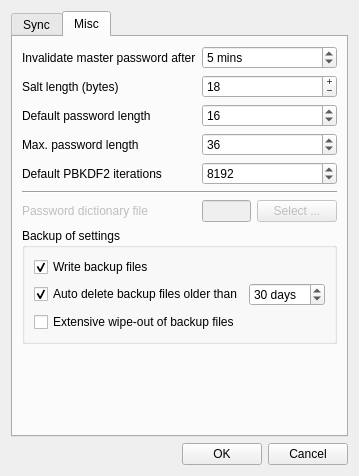
Qt form Qt-SESAM/optionsdialog.ui (607011/Qt-SESAM) before a commit.
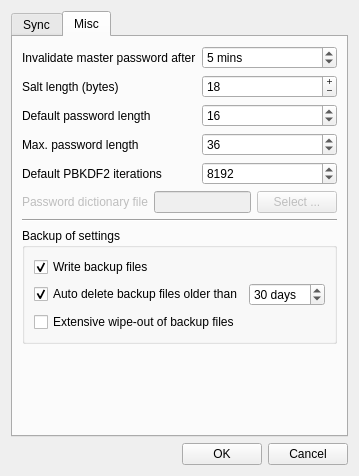
The same form after that commit. The open tabs and pages were chosen to show the change.

Commit message: Cleaned up layout of "misc" tab.

```diff
--- a/Qt-SESAM/optionsdialog.ui
+++ b/Qt-SESAM/optionsdialog.ui
@@ -336,54 +336,6 @@
            </property>
           </widget>
          </item>
-         <item row="7" column="0">
-          <widget class="QLabel" name="label_9">
-           <property name="enabled">
-            <bool>false</bool>
-           </property>
-           <property name="text">
-            <string>Password dictionary file</string>
-           </property>
-          </widget>
-         </item>
-         <item row="7" column="1">
-          <layout class="QHBoxLayout" name="horizontalLayout_4">
-           <item>
-            <widget class="QLineEdit" name="passwordFileLineEdit">
-             <property name="enabled">
-              <bool>false</bool>
-             </property>
-            </widget>
-           </item>
-           <item>
-            <widget class="QPushButton" name="selectPasswordFilePushButton">
-             <property name="enabled">
-              <bool>false</bool>
-             </property>
-             <property name="text">
-              <string>Select ...</string>
-             </property>
-            </widget>
-           </item>
-          </layout>
-         </item>
-         <item row="3" column="0">
-          <widget class="QLabel" name="label_6">
-           <property name="text">
-            <string>Max. password length</string>
-           </property>
-          </widget>
-         </item>
-         <item row="3" column="1">
-          <widget class="QSpinBox" name="maxPasswordLengthSpinBox">
-           <property name="minimum">
-            <number>4</number>
-           </property>
-           <property name="value">
-            <number>36</number>
-           </property>
-          </widget>
-         </item>
          <item row="2" column="0">
           <widget class="QLabel" name="label_11">
            <property name="text">
@@ -401,10 +353,20 @@
            </property>
           </widget>
          </item>
-         <item row="5" column="0" colspan="2">
-          <widget class="Line" name="line">
-           <property name="orientation">
-            <enum>Qt::Horizontal</enum>
+         <item row="3" column="0">
+          <widget class="QLabel" name="label_6">
+           <property name="text">
+            <string>Max. password length</string>
+           </property>
+          </widget>
+         </item>
+         <item row="3" column="1">
+          <widget class="QSpinBox" name="maxPasswordLengthSpinBox">
+           <property name="minimum">
+            <number>4</number>
+           </property>
+           <property name="value">
+            <number>36</number>
            </property>
           </widget>
          </item>
@@ -433,6 +395,47 @@
          </item>
         </layout>
        </item>
+       <item>
+        <layout class="QHBoxLayout" name="pwdFileHorizontalLayout">
+         <property name="topMargin">
+          <number>0</number>
+         </property>
+         <item>
+          <widget class="QLabel" name="label_9">
+           <property name="enabled">
+            <bool>false</bool>
+           </property>
+           <property name="text">
+            <string>Password dictionary file</string>
+           </property>
+          </widget>
+         </item>
+         <item>
+          <widget class="QLineEdit" name="passwordFileLineEdit">
+           <property name="enabled">
+            <bool>false</bool>
+           </property>
+          </widget>
+         </item>
+         <item>
+          <widget class="QPushButton" name="selectPasswordFilePushButton">
+           <property name="enabled">
+            <bool>false</bool>
+           </property>
+           <property name="text">
+            <string>Select ...</string>
+           </property>
+          </widget>
+         </item>
+        </layout>
+       </item>
+       <item>
+        <widget class="Line" name="line">
+         <property name="orientation">
+          <enum>Qt::Horizontal</enum>
+         </property>
+        </widget>
+       </item>
        <item>
         <widget class="QGroupBox" name="groupBox_2">
          <property name="minimumSize">
```
Left out of the diff: 2 changed lines with no effect on the pictures.
